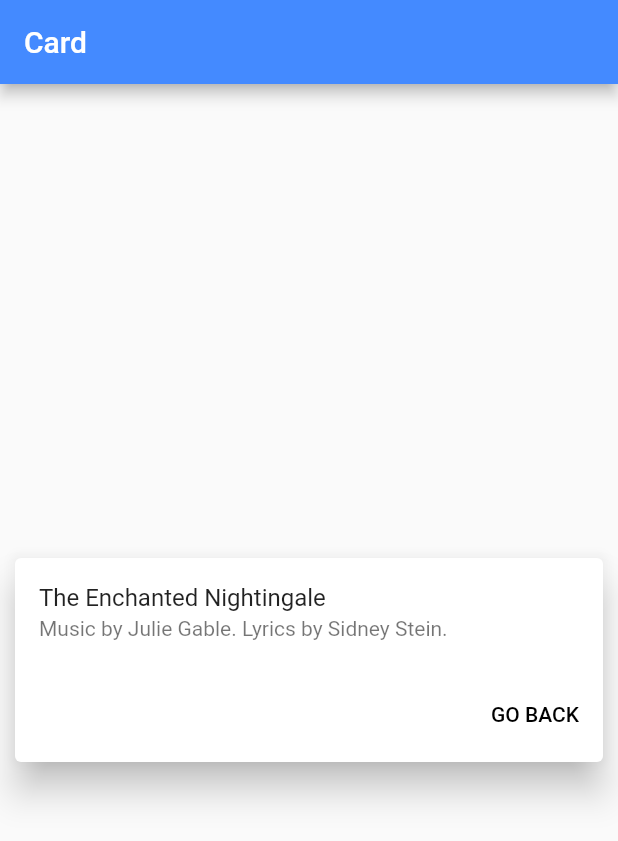
After one commit to xamfy/flutter_recipes, a Flutter app: the CardWidget screen opened directly, on a phone screen of 412 x 824 dp. The commit adds this screen. Shown: the top 841 px of the screen. Run offline on Flutter 3.47's test engine with Material 2 defaults, Android fonts, the phone set to English and light mode, and no system bars; our stand-ins replace cached_network_image, cloud_firestore; accounts and stored records are empty; network calls fail.

Commit message:
material card widget

```diff
--- /dev/null
+++ b/lib/card.dart
@@ -0,0 +1,48 @@
+import 'package:flutter/material.dart';
+
+class CardWidget extends StatelessWidget {
+  @override
+  Widget build(BuildContext context) {
+    return Scaffold(
+      appBar: AppBar(
+        title: Text('Card'),
+        backgroundColor: Colors.blueAccent,
+        automaticallyImplyLeading: false,
+      ),
+      body: Container(
+        child: Center(
+          child: Card(
+            elevation: 10.0,
+            margin: const EdgeInsets.only(left: 10.0, right: 10.0),
+            child: Column(
+              mainAxisSize: MainAxisSize.min,
+              crossAxisAlignment: CrossAxisAlignment.start,
+              children: <Widget>[
+                const ListTile(
+                  // contentPadding: const EdgeInsets.only(top: 5.0, left: 5.0),
+                  // leading: Icon(Icons.album),
+                  title: Text('The Enchanted Nightingale'),
+                  subtitle:
+                      Text('Music by Julie Gable. Lyrics by Sidney Stein.'),
+                ),
+                ButtonTheme.bar(
+                  // make buttons use the appropriate styles for cards
+                  child: ButtonBar(
+                    children: <Widget>[
+                      FlatButton(
+                        child: const Text('GO BACK'),
+                        onPressed: () {
+                          Navigator.of(context).pop();
+                        },
+                      ),
+                    ],
+                  ),
+                ),
+              ],
+            ),
+          ),
+        ),
+      ),
+    );
+  }
+}
--- a/lib/cloud_firestore.dart
+++ b/lib/cloud_firestore.dart
@@ -18,7 +18,9 @@ class _CloudFireStoreExampleState extends State<CloudFireStoreExample> {
   Widget build(BuildContext context) {
     return Scaffold(
       appBar: AppBar(
+        automaticallyImplyLeading: false,
         title: Text('Baby Name Votes'),
+        backgroundColor: Colors.blueAccent,
       ),
       body: _buildBody(context),
     );
--- a/lib/main.dart
+++ b/lib/main.dart
@@ -10,6 +10,7 @@ import 'http_example.dart';
 import 'tab_nav.dart';
 import 'stateful_example.dart';
 import 'cloud_firestore.dart';
+import 'card.dart';
 
 void main() => runApp(MaterialApp(
       debugShowCheckedModeBanner: false,
@@ -93,6 +94,13 @@ class Home extends StatelessWidget {
                         CloudFireStoreExample()));
               },
             ),
+            ListTile(
+              title: Text('Card'),
+              onTap: () {
+                Navigator.of(context).push(MaterialPageRoute(
+                    builder: (BuildContext context) => CardWidget()));
+              },
+            ),
           ],
         ),
       ),
--- a/pubspec.yaml
+++ b/pubspec.yaml
@@ -22,6 +22,8 @@ dependencies:
   cached_network_image: ^0.5.1
   http: ^0.12.0
   cloud_firestore:
+  google_sign_in:
+  firebase_auth:
 
 dev_dependencies:
   flutter_test:
```
